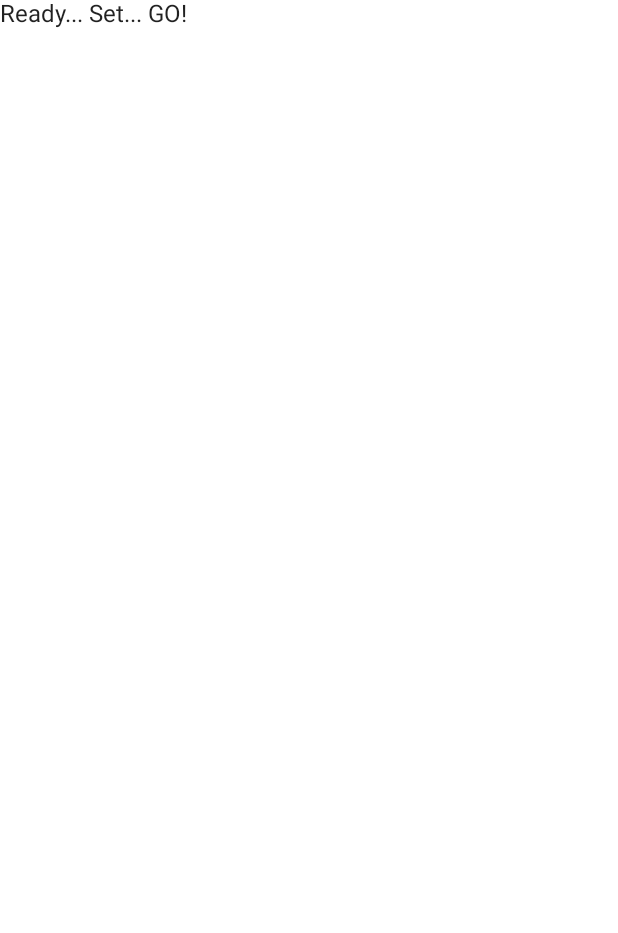
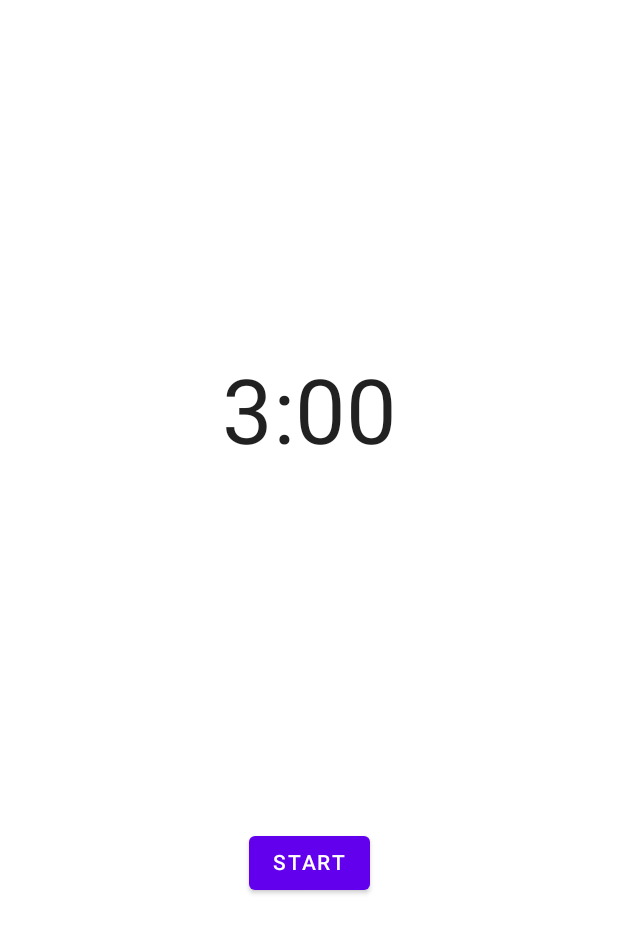
Before and after one commit to dalomo-net/countdown-timer, an Android app built with Jetpack Compose: the screen it shows after launch (MainActivity), on a phone screen of 412 x 824 dp. Before the commit the part shown is almost empty. Shown: the top 933 px of the screen. Run offline under Robolectric (Android 15) with nearby library versions, the phone set to English and light mode, and no system bars.

Commit message:
first of all

```diff
--- a/app/src/main/java/com/example/androiddevchallenge/MainActivity.kt
+++ b/app/src/main/java/com/example/androiddevchallenge/MainActivity.kt
@@ -18,11 +18,22 @@ package com.example.androiddevchallenge
 import android.os.Bundle
 import androidx.activity.compose.setContent
 import androidx.appcompat.app.AppCompatActivity
+import androidx.compose.foundation.layout.Arrangement
+import androidx.compose.foundation.layout.Column
+import androidx.compose.foundation.layout.fillMaxSize
+import androidx.compose.foundation.layout.fillMaxWidth
+import androidx.compose.foundation.layout.padding
+import androidx.compose.material.Button
 import androidx.compose.material.MaterialTheme
 import androidx.compose.material.Surface
 import androidx.compose.material.Text
 import androidx.compose.runtime.Composable
+import androidx.compose.ui.Alignment
+import androidx.compose.ui.Modifier
+import androidx.compose.ui.text.style.TextAlign
 import androidx.compose.ui.tooling.preview.Preview
+import androidx.compose.ui.unit.dp
+import androidx.compose.ui.unit.sp
 import com.example.androiddevchallenge.ui.theme.MyTheme
 
 class MainActivity : AppCompatActivity() {
@@ -39,8 +50,33 @@ class MainActivity : AppCompatActivity() {
 // Start building your app here!
 @Composable
 fun MyApp() {
-    Surface(color = MaterialTheme.colors.background) {
-        Text(text = "Ready... Set... GO!")
+    Surface(color = MaterialTheme.colors.background, modifier = Modifier.fillMaxSize()) {
+        Column(
+            horizontalAlignment = Alignment.CenterHorizontally,
+            verticalArrangement = Arrangement.SpaceEvenly
+        ) {
+            TimeText()
+            SSButton()
+        }
+    }
+}
+
+@Composable
+fun TimeText() {
+    Text(
+        text = "3:00",
+        fontSize = 60.sp,
+        modifier = Modifier
+            .fillMaxWidth()
+            .padding(16.dp),
+        textAlign = TextAlign.Center
+    )
+}
+
+@Composable
+fun SSButton() {
+    Button(onClick = { /*TODO*/ }) {
+        Text("START")
     }
 }
 
```
